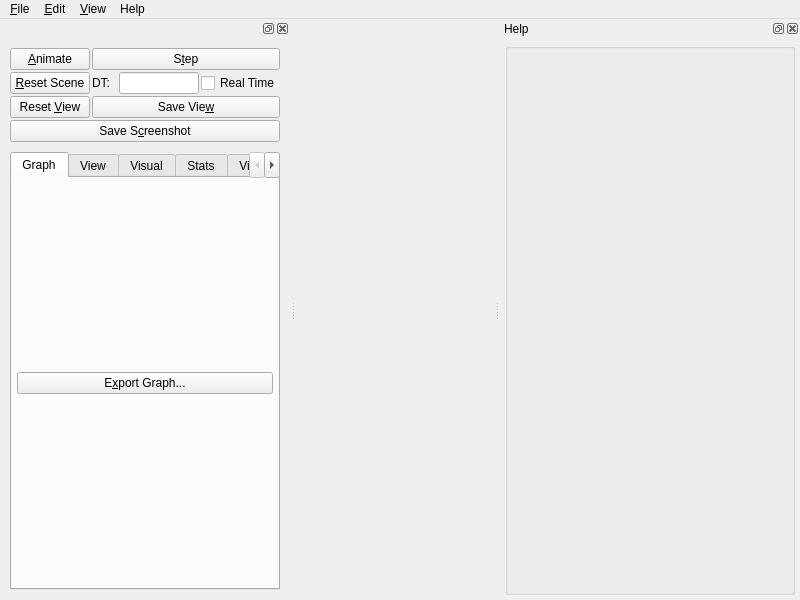
Qt form applications/sofa/gui/qt/GUI.ui (dsleep/sofa) before a commit.
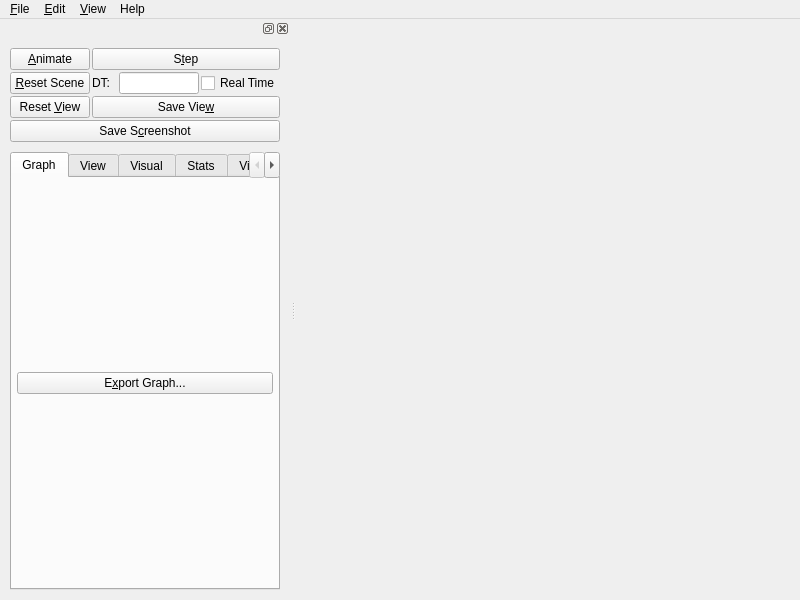
The same form after that commit. Icons and pictures are not drawn.

Diff of the .ui file:
```diff
--- a/applications/sofa/gui/qt/GUI.ui
+++ b/applications/sofa/gui/qt/GUI.ui
@@ -59,11 +59,7 @@
      <number>0</number>
     </property>
     <item>
-     <layout class="QHBoxLayout" name="mainWidgetLayout">
-      <property name="rightMargin">
-       <number>0</number>
-      </property>
-     </layout>
+     <layout class="QHBoxLayout" name="mainWidgetLayout"/>
     </item>
    </layout>
   </widget>
@@ -612,110 +608,6 @@
     </layout>
    </widget>
   </widget>
-  <widget class="QDockWidget" name="Instruction">
-   <property name="enabled">
-    <bool>true</bool>
-   </property>
-   <property name="sizePolicy">
-    <sizepolicy hsizetype="Expanding" vsizetype="Expanding">
-     <horstretch>0</horstretch>
-     <verstretch>0</verstretch>
-    </sizepolicy>
-   </property>
-   <property name="minimumSize">
-    <size>
-     <width>300</width>
-     <height>574</height>
-    </size>
-   </property>
-   <property name="baseSize">
-    <size>
-     <width>0</width>
-     <height>0</height>
-    </size>
-   </property>
-   <property name="windowTitle">
-    <string>Help</string>
-   </property>
-   <attribute name="dockWidgetArea">
-    <number>2</number>
-   </attribute>
-   <widget class="QWidget" name="dockWidgetContents_2">
-    <property name="sizePolicy">
-     <sizepolicy hsizetype="Expanding" vsizetype="Expanding">
-      <horstretch>0</horstretch>
-      <verstretch>0</verstretch>
-     </sizepolicy>
-    </property>
-    <property name="minimumSize">
-     <size>
-      <width>300</width>
-      <height>548</height>
-     </size>
-    </property>
-    <property name="autoFillBackground">
-     <bool>true</bool>
-    </property>
-    <layout class="QVBoxLayout" name="verticalLayout_3">
-     <item>
-      <widget class="QGroupBox" name="gridGroupBox">
-       <property name="minimumSize">
-        <size>
-         <width>0</width>
-         <height>0</height>
-        </size>
-       </property>
-       <layout class="QVBoxLayout" name="verticalLayout">
-        <item>
-         <widget class="QLabel" name="instruction">
-          <property name="sizePolicy">
-           <sizepolicy hsizetype="Expanding" vsizetype="Expanding">
-            <horstretch>0</horstretch>
-            <verstretch>0</verstretch>
-           </sizepolicy>
-          </property>
-          <property name="minimumSize">
-           <size>
-            <width>200</width>
-            <height>200</height>
-           </size>
-          </property>
-          <property name="text">
-           <string/>
-          </property>
-          <property name="pixmap">
-           <pixmap>../../../../share/Instructions.png</pixmap>
-          </property>
-          <property name="scaledContents">
-           <bool>true</bool>
-          </property>
-         </widget>
-        </item>
-        <item>
-         <widget class="QLabel" name="tools">
-          <property name="sizePolicy">
-           <sizepolicy hsizetype="Expanding" vsizetype="Expanding">
-            <horstretch>0</horstretch>
-            <verstretch>0</verstretch>
-           </sizepolicy>
-          </property>
-          <property name="text">
-           <string/>
-          </property>
-          <property name="pixmap">
-           <pixmap>../../../../share/Tools.png</pixmap>
-          </property>
-          <property name="scaledContents">
-           <bool>true</bool>
-          </property>
-         </widget>
-        </item>
-       </layout>
-      </widget>
-     </item>
-    </layout>
-   </widget>
-  </widget>
   <action name="fileNewAction">
    <property name="icon">
     <iconset>
```
